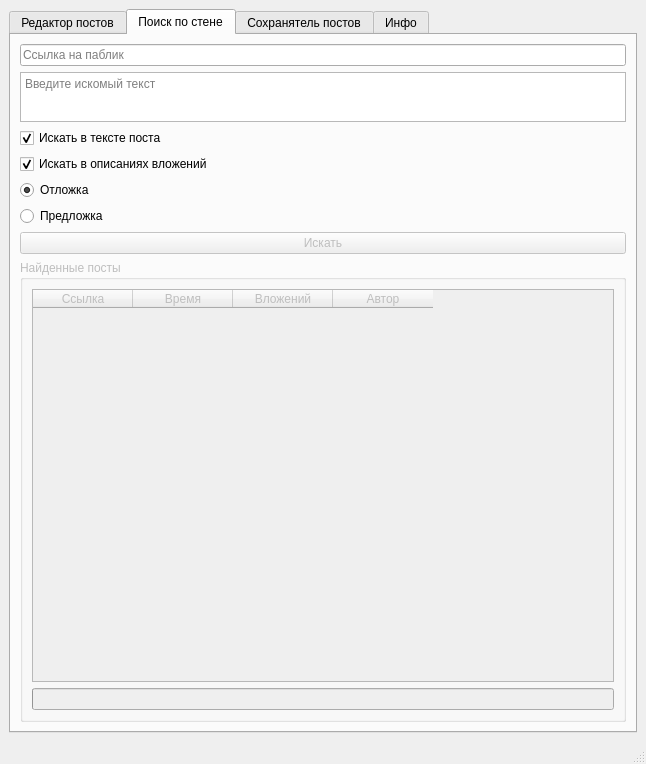
Atronar/VKStuff, file VKStuff/design.ui: the form before one commit.
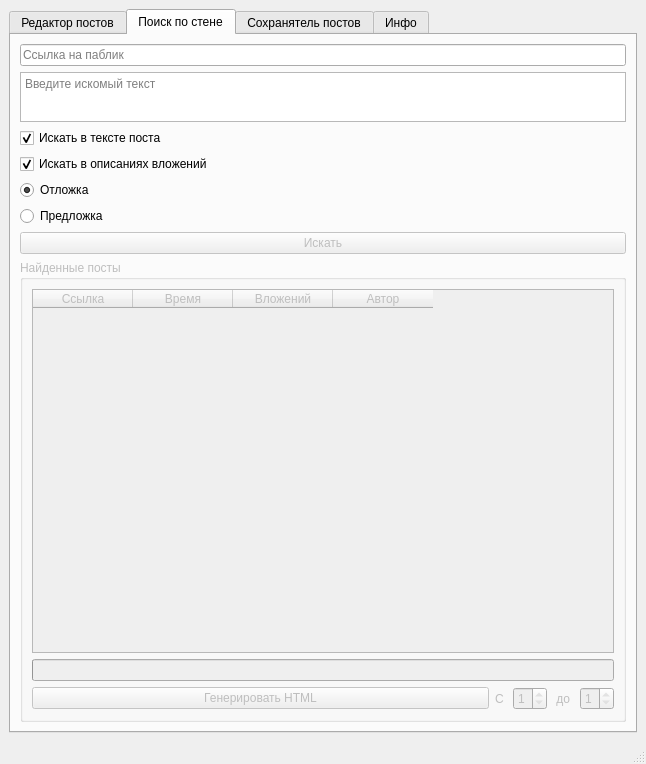
The form after the commit. The open tabs and pages were chosen to show the change.

Commit message: Добавлена генерация html-страницы с результатом поисковой выдачи

Diff of the .ui file:
```diff
--- a/VKStuff/design.ui
+++ b/VKStuff/design.ui
@@ -477,6 +477,60 @@
              </property>
             </widget>
            </item>
+           <item>
+            <layout class="QHBoxLayout" name="horizontalLayout_3">
+             <item>
+              <widget class="QPushButton" name="vkspp_htmlGenButton">
+               <property name="sizePolicy">
+                <sizepolicy hsizetype="Expanding" vsizetype="Fixed">
+                 <horstretch>0</horstretch>
+                 <verstretch>0</verstretch>
+                </sizepolicy>
+               </property>
+               <property name="text">
+                <string>Генерировать HTML</string>
+               </property>
+              </widget>
+             </item>
+             <item>
+              <widget class="QLabel" name="label">
+               <property name="text">
+                <string>C </string>
+               </property>
+              </widget>
+             </item>
+             <item>
+              <widget class="QSpinBox" name="vkspp_fromSpinBox">
+               <property name="minimum">
+                <number>1</number>
+               </property>
+               <property name="maximum">
+                <number>1</number>
+               </property>
+              </widget>
+             </item>
+             <item>
+              <widget class="QLabel" name="label_2">
+               <property name="text">
+                <string> до </string>
+               </property>
+              </widget>
+             </item>
+             <item>
+              <widget class="QSpinBox" name="vkspp_toSpinBox">
+               <property name="minimum">
+                <number>1</number>
+               </property>
+               <property name="maximum">
+                <number>1</number>
+               </property>
+               <property name="displayIntegerBase">
+                <number>10</number>
+               </property>
+              </widget>
+             </item>
+            </layout>
+           </item>
           </layout>
          </widget>
         </item>
```
The commit also changes 3 other files.
